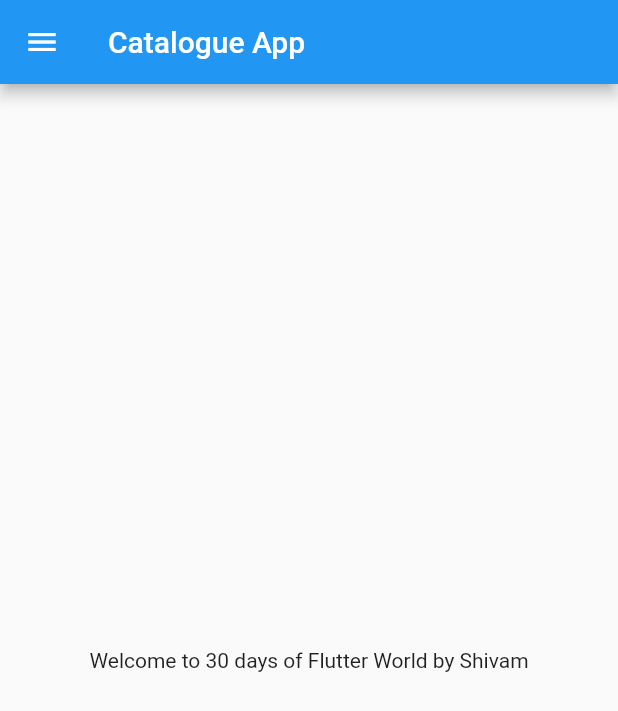
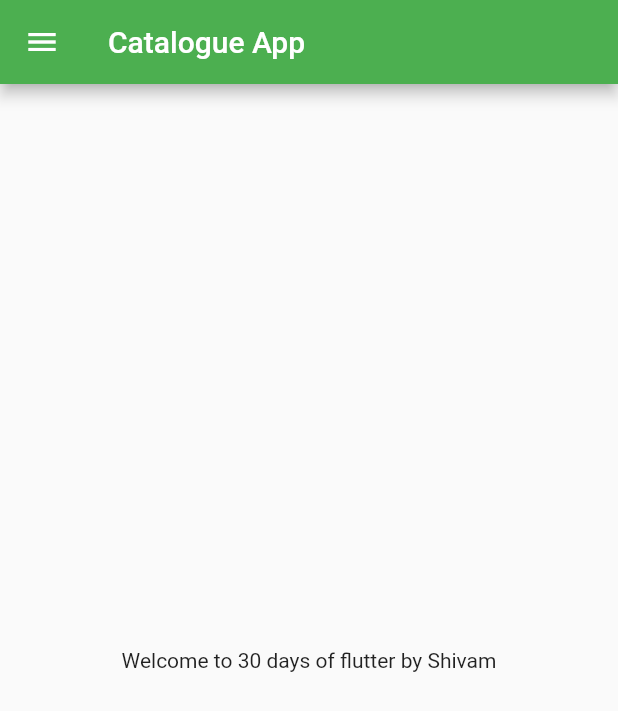
Before and after one commit to Shiv2409/MyFlutterPractice, a Flutter app: the screen it shows after launch, on a phone screen of 412 x 824 dp. Shown: the top 711 px of the screen. Run offline on Flutter 3.47's test engine with Material 2 defaults, Android fonts, the phone set to English and light mode, and no system bars.

Commit message:
Day 3 completed

```diff
--- a/lib/main.dart
+++ b/lib/main.dart
@@ -1,5 +1,6 @@
 import 'package:flutter/material.dart';
-import 'package:flutter_mixup_all/home_page.dart';
+import 'package:flutter_mixup_all/pages/login_page.dart';
+import 'pages/home_page.dart';
 
 void main() {
   runApp(const MyApp());
@@ -10,6 +11,19 @@
 
   @override
   Widget build(BuildContext context) {
-    return const MaterialApp(home: HomePage());
+    return MaterialApp(
+      // home: const HomePage(),
+      themeMode: ThemeMode.light,
+      theme: ThemeData(primarySwatch: Colors.green),
+      darkTheme: ThemeData(brightness: Brightness.dark),
+
+      initialRoute:
+          "/home", // It is use for open the starting screen for your app whenever you want to start from
+      routes: {
+        "/": (context) => const LoginPage(),
+        "/home": (context) => const HomePage(),
+        "/login": (context) => const LoginPage()
+      },
+    );
   }
 }
--- a/lib/home_page.dart
+++ b/lib/pages/home_page.dart
@@ -3,6 +3,7 @@
 class HomePage extends StatelessWidget {
   final int days = 30;
   final String name = "Shivam";
+
   const HomePage({Key? key}) : super(key: key);
 
   @override
@@ -13,7 +14,7 @@
       ),
       body: Center(
         child: Container(
-          child: Text("Welcome to $days days of Flutter World by $name"),
+          child: Text("Welcome to $days days of flutter by $name"),
         ),
       ),
       drawer: const Drawer(),
```
Also changed, not shown: lib/pages/login_page.dart (added, +20 -0 lines).
